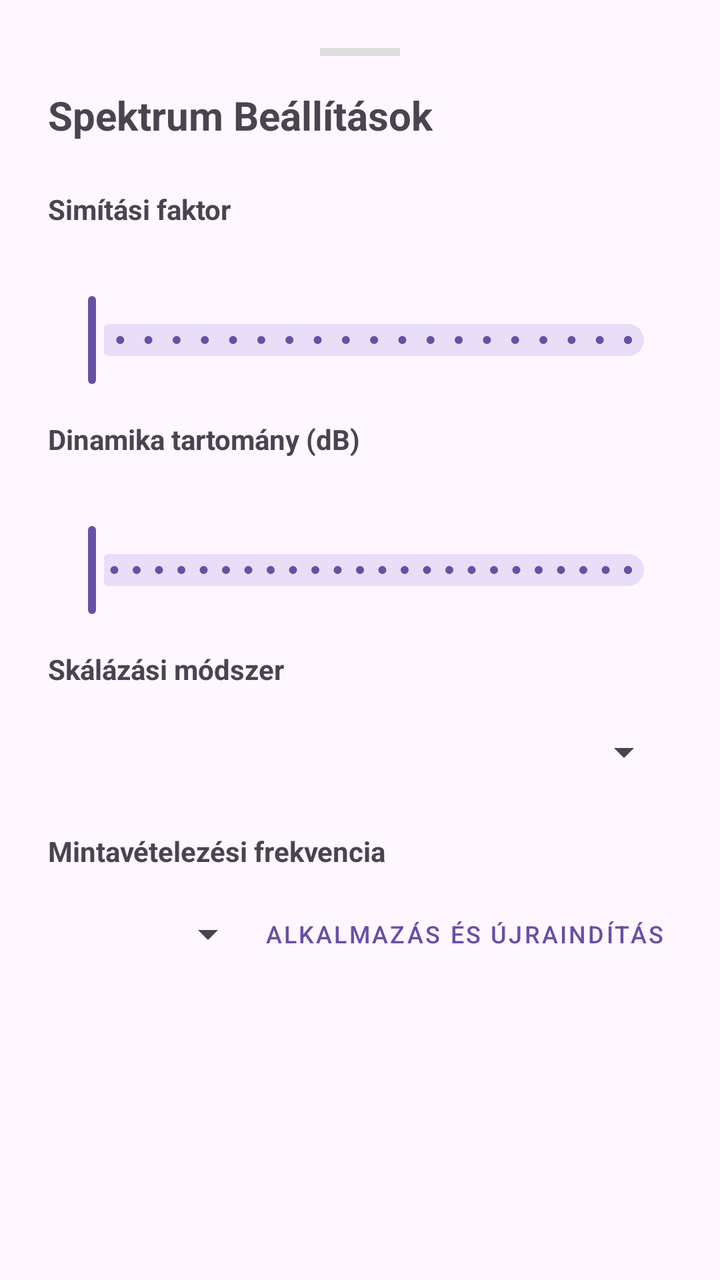
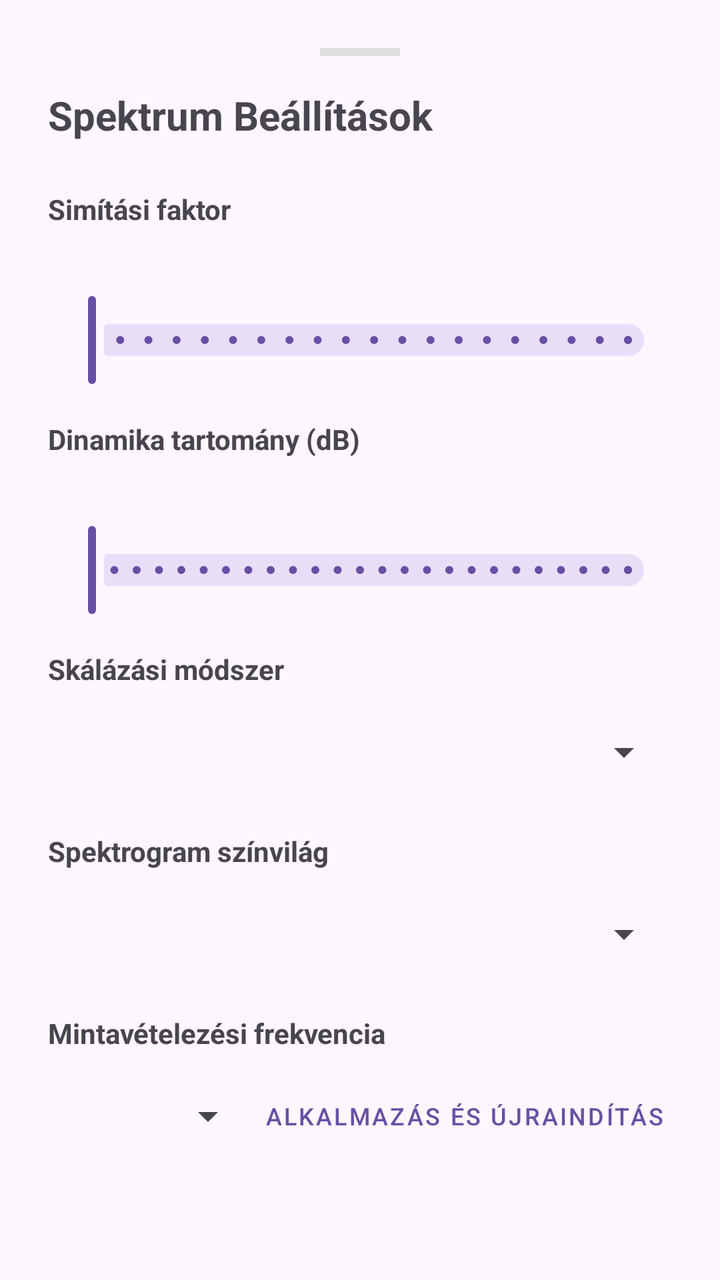

Two renders of the same Android screen: before a commit and after it. Below are the layout's source before the change and the commit's diff.
<!-- AndroidManifest.xml: application theme Theme.SpectrumAnalyzer -->
<!-- res/layout/analyzer_settings.xml -->
<?xml version="1.0" encoding="utf-8"?>
<LinearLayout xmlns:android="http://schemas.android.com/apk/res/android"
    xmlns:app="http://schemas.android.com/apk/res-auto"
    android:layout_width="match_parent"
    android:layout_height="wrap_content"
    android:orientation="vertical"
    android:padding="24dp">

    
    <View
        android:layout_width="40dp"
        android:layout_height="4dp"
        android:layout_gravity="center_horizontal"
        android:layout_marginBottom="16dp"
        android:background="#DDDDDD" />

    <TextView
        android:layout_width="wrap_content"
        android:layout_height="wrap_content"
        android:text="Spektrum Beállítások"
        android:textSize="20sp"
        android:textStyle="bold"
        android:layout_marginBottom="24dp" />

    
    <TextView
        android:layout_width="wrap_content"
        android:layout_height="wrap_content"
        android:text="Simítási faktor"
        android:textStyle="bold" />

    <com.google.android.material.slider.Slider
        android:id="@+id/sliderSmoothing"
        android:layout_width="match_parent"
        android:layout_height="wrap_content"
        android:valueFrom="0.0"
        android:valueTo="0.95"
        android:stepSize="0.05"
        app:labelBehavior="visible" />

    <Space
        android:layout_width="match_parent"
        android:layout_height="16dp" />

    
    <TextView
        android:layout_width="wrap_content"
        android:layout_height="wrap_content"
        android:text="Dinamika tartomány (dB)"
        android:textStyle="bold" />

    <com.google.android.material.slider.RangeSlider
        android:id="@+id/rangeSliderDb"
        android:layout_width="match_parent"
        android:layout_height="wrap_content"
        android:valueFrom="0.0"
        android:valueTo="120.0"
        android:stepSize="5.0"
        app:labelBehavior="visible" />

    <Space
        android:layout_width="match_parent"
        android:layout_height="16dp" />
    <TextView
        android:layout_width="wrap_content"
        android:layout_height="wrap_content"
        android:text="Skálázási módszer"
        android:textStyle="bold"
        android:layout_marginBottom="8dp" />
    <LinearLayout
        android:layout_width="match_parent"
        android:layout_height="wrap_content">
        <Spinner
            android:id="@+id/spectrogramScalingMode"
            android:layout_width="0dp"
            android:layout_height="48dp"
            android:layout_weight="1"
            android:spinnerMode="dropdown" />
    </LinearLayout>

    <Space
        android:layout_width="match_parent"
        android:layout_height="16dp" />

    
    <TextView
        android:layout_width="wrap_content"
        android:layout_height="wrap_content"
        android:text="Mintavételezési frekvencia"
        android:textStyle="bold"
        android:layout_marginBottom="8dp" />
    <LinearLayout
        android:layout_width="match_parent"
        android:layout_height="wrap_content">
        <Spinner
            android:id="@+id/spinnerSampleRate"
            android:layout_width="0dp"
            android:layout_height="48dp"
            android:layout_weight="1"
            android:spinnerMode="dropdown" />

        <com.google.android.material.button.MaterialButton
            android:id="@+id/btnApplyRate"
            style="@style/Widget.MaterialComponents.Button.TextButton"
            android:layout_width="0dp"
            android:layout_height="48dp"
            android:layout_weight="2"
            android:textSize="12sp"
            android:padding="0dp"
            android:text="Alkalmazás és újraindítás" />
    </LinearLayout>

</LinearLayout>
<!-- resources referenced by this layout -->
<resources>
  <style name="Theme.SpectrumAnalyzer" parent="Base.Theme.SpectrumAnalyzer" />
  <style name="Base.Theme.SpectrumAnalyzer" parent="Theme.Material3.DayNight.NoActionBar">
          
          
      </style>
</resources>

<!-- the commit's change to res/layout/analyzer_settings.xml (unified diff, before → after) -->
@@ -82,6 +82,27 @@
         android:layout_width="match_parent"
         android:layout_height="16dp" />
 
+    <TextView
+        android:layout_width="wrap_content"
+        android:layout_height="wrap_content"
+        android:text="Spektrogram színvilág"
+        android:textStyle="bold"
+        android:layout_marginBottom="8dp" />
+    <LinearLayout
+        android:layout_width="match_parent"
+        android:layout_height="wrap_content">
+        <Spinner
+            android:id="@+id/spinnerPalette"
+            android:layout_width="0dp"
+            android:layout_height="48dp"
+            android:layout_weight="1"
+            android:spinnerMode="dropdown" />
+    </LinearLayout>
+
+    <Space
+        android:layout_width="match_parent"
+        android:layout_height="16dp" />
+
     
     <TextView
         android:layout_width="wrap_content"
